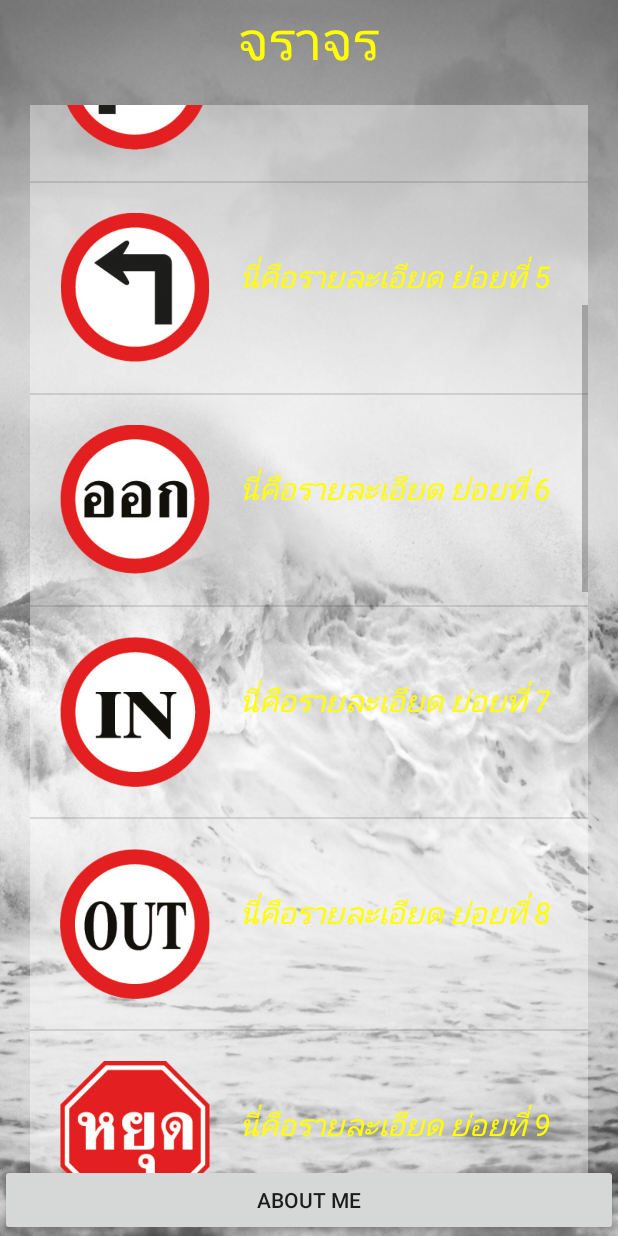
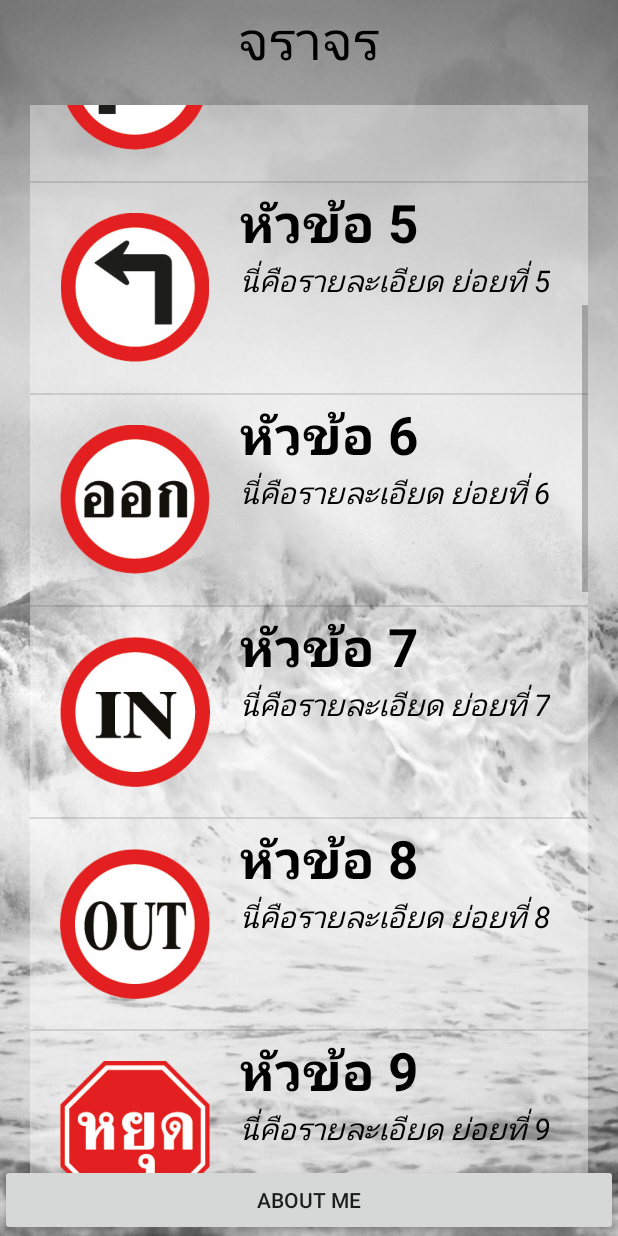
Before and after one commit to GMakeRich/MyTraffice_21Dec15, an Android app: the screen it shows after launch (MainActivity), scrolled down 513 dp, on a phone screen of 412 x 824 dp. Run offline under Robolectric (Android 15) with nearby library versions, the phone set to English and light mode, and no system bars; 1 statement that could not run was skipped.

Commit message:
Created ListView Complete2

```diff
--- a/app/src/main/java/uih/chalermpol_k/mytraffic/MainActivity.java
+++ b/app/src/main/java/uih/chalermpol_k/mytraffic/MainActivity.java
@@ -57,25 +57,25 @@ public class MainActivity extends AppCompatActivity {
         //#2
         String[] strTitle = new String[20];
         strTitle[0] = "หัวข้อ 1";
-        strTitle[0] = "หัวข้อ 2";
-        strTitle[0] = "หัวข้อ 3";
-        strTitle[0] = "หัวข้อ 4";
-        strTitle[0] = "หัวข้อ 5";
-        strTitle[0] = "หัวข้อ 6";
-        strTitle[0] = "หัวข้อ 7";
-        strTitle[0] = "หัวข้อ 8";
-        strTitle[0] = "หัวข้อ 9";
-        strTitle[0] = "หัวข้อ 10";
-        strTitle[0] = "หัวข้อ 11";
-        strTitle[0] = "หัวข้อ 12";
-        strTitle[0] = "หัวข้อ 13";
-        strTitle[0] = "หัวข้อ 14";
-        strTitle[0] = "หัวข้อ 15";
-        strTitle[0] = "หัวข้อ 16";
-        strTitle[0] = "หัวข้อ 17";
-        strTitle[0] = "หัวข้อ 18";
-        strTitle[0] = "หัวข้อ 19";
-        strTitle[0] = "หัวข้อ 20";
+        strTitle[1] = "หัวข้อ 2";
+        strTitle[2] = "หัวข้อ 3";
+        strTitle[3] = "หัวข้อ 4";
+        strTitle[4] = "หัวข้อ 5";
+        strTitle[5] = "หัวข้อ 6";
+        strTitle[6] = "หัวข้อ 7";
+        strTitle[7] = "หัวข้อ 8";
+        strTitle[8] = "หัวข้อ 9";
+        strTitle[9] = "หัวข้อ 10";
+        strTitle[10] = "หัวข้อ 11";
+        strTitle[11] = "หัวข้อ 12";
+        strTitle[12] = "หัวข้อ 13";
+        strTitle[13] = "หัวข้อ 14";
+        strTitle[14] = "หัวข้อ 15";
+        strTitle[15] = "หัวข้อ 16";
+        strTitle[16] = "หัวข้อ 17";
+        strTitle[17] = "หัวข้อ 18";
+        strTitle[18] = "หัวข้อ 19";
+        strTitle[19] = "หัวข้อ 20";
         //#3
         String[] strDetail = getResources().getStringArray(R.array.detail_short);
         MyAdapter objMyAdapter =new MyAdapter(MainActivity.this,strTitle,strDetail, intIcon);
--- a/app/src/main/res/values/colors.xml
+++ b/app/src/main/res/values/colors.xml
@@ -4,5 +4,6 @@
     <color name="colorPrimaryDark">#303F9F</color>
     <color name="colorAccent">#FF4081</color>
 
-    <color name="text">#ffff00</color>
+    <color name="text">#000000</color>
+
 </resources>
```
